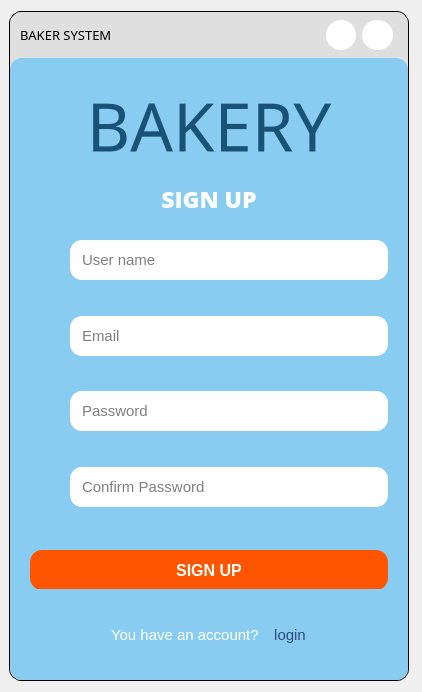
First picture: the form in UI/forms/login.ui, repository yuukun123/bakery-management-system, before the edit.
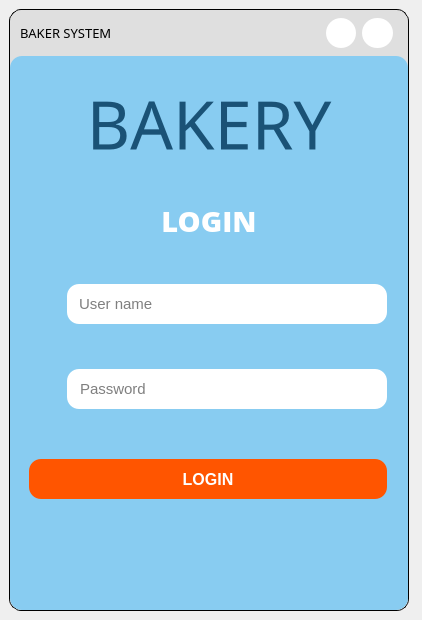
Second picture: the form after the edit. The open tabs and pages were chosen to show the change. Icons and pictures are not drawn.

```diff
--- a/UI/forms/login.ui
+++ b/UI/forms/login.ui
@@ -7,9 +7,15 @@
     <x>0</x>
     <y>0</y>
     <width>422</width>
-    <height>692</height>
+    <height>620</height>
    </rect>
   </property>
+  <property name="maximumSize">
+   <size>
+    <width>16777215</width>
+    <height>793</height>
+   </size>
+  </property>
   <property name="windowTitle">
    <string>MainWindow</string>
   </property>
@@ -26,7 +32,7 @@
       <property name="maximumSize">
        <size>
         <width>370</width>
-        <height>670</height>
+        <height>16777215</height>
        </size>
       </property>
       <property name="cursor">
@@ -390,7 +396,7 @@
                   <number>11</number>
                  </property>
                  <property name="bottomMargin">
-                  <number>120</number>
+                  <number>80</number>
                  </property>
                  <item>
                   <widget class="QWidget" name="widget_32" native="true">
@@ -761,534 +767,6 @@
               </item>
              </layout>
             </widget>
-            <widget class="QWidget" name="sign_up_page">
-             <layout class="QVBoxLayout" name="verticalLayout_7">
-              <property name="spacing">
-               <number>25</number>
-              </property>
-              <property name="leftMargin">
-               <number>0</number>
-              </property>
-              <property name="topMargin">
-               <number>0</number>
-              </property>
-              <property name="rightMargin">
-               <number>0</number>
-              </property>
-              <property name="bottomMargin">
-               <number>0</number>
-              </property>
-              <item>
-               <widget class="QLabel" name="label_11">
-                <property name="minimumSize">
-                 <size>
-                  <width>0</width>
-                  <height>0</height>
-                 </size>
-                </property>
-                <property name="font">
-                 <font>
-                  <family>Open Sans ExtraBold</family>
-                  <pointsize>17</pointsize>
-                  <weight>75</weight>
-                  <bold>true</bold>
-                 </font>
-                </property>
-                <property name="styleSheet">
-                 <string notr="true">color: rgb(255, 255, 255);</string>
-                </property>
-                <property name="text">
-                 <string>SIGN UP</string>
-                </property>
-                <property name="alignment">
-                 <set>Qt::AlignCenter</set>
-                </property>
-               </widget>
-              </item>
-              <item>
-               <widget class="QWidget" name="widget_20" native="true">
-                <layout class="QVBoxLayout" name="verticalLayout_9">
-                 <property name="spacing">
-                  <number>28</number>
-                 </property>
-                 <property name="leftMargin">
-                  <number>10</number>
-                 </property>
-                 <property name="topMargin">
-                  <number>0</number>
-                 </property>
-                 <property name="rightMargin">
-                  <number>10</number>
-                 </property>
-                 <property name="bottomMargin">
-                  <number>25</number>
-                 </property>
-                 <item>
-                  <widget class="QWidget" name="widget_21" native="true">
-                   <property name="minimumSize">
-                    <size>
-                     <width>0</width>
-                     <height>70</height>
-                    </size>
-                   </property>
-                   <layout class="QVBoxLayout" name="verticalLayout">
-                    <property name="spacing">
-                     <number>0</number>
-                    </property>
-                    <property name="leftMargin">
-                     <number>0</number>
-                    </property>
-                    <property name="topMargin">
-                     <number>0</number>
-                    </property>
-                    <property name="rightMargin">
-                     <number>0</number>
-                    </property>
-                    <property name="bottomMargin">
-                     <number>0</number>
-                    </property>
-                    <item>
-                     <layout class="QHBoxLayout" name="horizontalLayout_39">
-                      <property name="spacing">
-                       <number>8</number>
-                      </property>
-                      <property name="bottomMargin">
-                       <number>0</number>
-                      </property>
-                      <item>
-                       <widget class="QPushButton" name="pushButton_10">
-                        <property name="text">
-                         <string/>
-                        </property>
-                        <property name="icon">
-                         <iconset>
-                          <normaloff>../icons/user-64.ico</normaloff>../icons/user-64.ico</iconset>
-                        </property>
-                        <property name="iconSize">
-                         <size>
-                          <width>25</width>
-                          <height>25</height>
-                         </size>
-                        </property>
-                       </widget>
-                      </item>
-                      <item>
-                       <widget class="QLineEdit" name="username_register">
-                        <property name="minimumSize">
-                         <size>
-                          <width>0</width>
-                          <height>40</height>
-                         </size>
-                        </property>
-                        <property name="font">
-                         <font>
-                          <pointsize>-1</pointsize>
-                         </font>
-                        </property>
-                        <property name="styleSheet">
-                         <string notr="true">background-color: rgb(255, 255, 255);
-padding-left:10px;
-padding-right:10px;
-font-size: 15px;</string>
-                        </property>
-                        <property name="placeholderText">
-                         <string>User name</string>
-                        </property>
-                       </widget>
-                      </item>
-                     </layout>
-                    </item>
-                    <item>
-                     <widget class="QLabel" name="errors_1">
-                      <property name="styleSheet">
-                       <string notr="true">color: rgb(255, 0, 4);</string>
-                      </property>
-                      <property name="text">
-                       <string/>
-                      </property>
-                     </widget>
-                    </item>
-                   </layout>
-                  </widget>
-                 </item>
-                 <item>
-                  <widget class="QWidget" name="widget_22" native="true">
-                   <property name="minimumSize">
-                    <size>
-                     <width>0</width>
-                     <height>70</height>
-                    </size>
-                   </property>
-                   <layout class="QVBoxLayout" name="verticalLayout_3">
-                    <property name="spacing">
-                     <number>0</number>
-                    </property>
-                    <property name="leftMargin">
-                     <number>0</number>
-                    </property>
-                    <property name="topMargin">
-                     <number>0</number>
-                    </property>
-                    <property name="rightMargin">
-                     <number>0</number>
-                    </property>
-                    <property name="bottomMargin">
-                     <number>0</number>
-                    </property>
-                    <item>
-                     <layout class="QHBoxLayout" name="horizontalLayout_41">
-                      <property name="spacing">
-                       <number>8</number>
-                      </property>
-                      <item>
-                       <widget class="QPushButton" name="pushButton_11">
-                        <property name="text">
-                         <string/>
-                        </property>
-                        <property name="icon">
-                         <iconset>
-                          <normaloff>../icons/email-3-64.ico</normaloff>../icons/email-3-64.ico</iconset>
-                        </property>
-                        <property name="iconSize">
-                         <size>
-                          <width>25</width>
-                          <height>25</height>
-                         </size>
-                        </property>
-                       </widget>
-                      </item>
-                      <item>
-                       <widget class="QLineEdit" name="email_register">
-                        <property name="minimumSize">
-                         <size>
-                          <width>0</width>
-                          <height>40</height>
-                         </size>
-                        </property>
-                        <property name="font">
-                         <font>
-                          <pointsize>-1</pointsize>
-                         </font>
-                        </property>
-                        <property name="styleSheet">
-                         <string notr="true">background-color: rgb(255, 255, 255);
-padding-left:10px;
-padding-right:10px;
-font-size: 15px;</string>
-                        </property>
-                        <property name="placeholderText">
-                         <string>Email</string>
-                        </property>
-                       </widget>
-                      </item>
-                     </layout>
-                    </item>
-                    <item>
-                     <widget class="QLabel" name="errors_2">
-                      <property name="styleSheet">
-                       <string notr="true">color: rgb(255, 0, 4);</string>
-                      </property>
-                      <property name="text">
-                       <string/>
-                      </property>
-                     </widget>
-                    </item>
-                   </layout>
-                  </widget>
-                 </item>
-                 <item>
-                  <widget class="QWidget" name="widget_23" native="true">
-                   <property name="minimumSize">
-                    <size>
-                     <width>0</width>
-                     <height>70</height>
-                    </size>
-                   </property>
-                   <layout class="QVBoxLayout" name="verticalLayout_4">
-                    <property name="spacing">
-                     <number>0</number>
-                    </property>
-                    <property name="leftMargin">
-                     <number>0</number>
-                    </property>
-                    <property name="topMargin">
-                     <number>0</number>
-                    </property>
-                    <property name="rightMargin">
-                     <number>0</number>
-                    </property>
-                    <property name="bottomMargin">
-                     <number>0</number>
-                    </property>
-                    <item>
-                     <layout class="QHBoxLayout" name="horizontalLayout_43">
-                      <property name="spacing">
-                       <number>8</number>
-                      </property>
-                      <item>
-                       <widget class="QPushButton" name="pushButton_12">
-                        <property name="text">
-                         <string/>
-                        </property>
-                        <property name="icon">
-                         <iconset>
-                          <normaloff>../icons/key-3-64.ico</normaloff>../icons/key-3-64.ico</iconset>
-                        </property>
-                        <property name="iconSize">
-                         <size>
-                          <width>25</width>
-                          <height>25</height>
-                         </size>
-                        </property>
-                       </widget>
-                      </item>
-                      <item>
-                       <widget class="QLineEdit" name="password_register">
-                        <property name="minimumSize">
-                         <size>
-                          <width>0</width>
-                          <height>40</height>
-                         </size>
-                        </property>
-                        <property name="font">
-                         <font>
-                          <pointsize>-1</pointsize>
-                         </font>
-                        </property>
-                        <property name="styleSheet">
-                         <string notr="true">background-color: rgb(255, 255, 255);
-padding-left:10px;
-padding-right:10px;
-font-size: 15px;</string>
-                        </property>
-                        <property name="echoMode">
-                         <enum>QLineEdit::Normal</enum>
-                        </property>
-                        <property name="placeholderText">
-                         <string>Password</string>
-                        </property>
-                       </widget>
-                      </item>
-                     </layout>
-                    </item>
-                    <item>
-                     <widget class="QLabel" name="errors_3">
-                      <property name="styleSheet">
-                       <string notr="true">color: rgb(255, 0, 4);</string>
-                      </property>
-                      <property name="text">
-                       <string/>
-                      </property>
-                     </widget>
-                    </item>
-                   </layout>
-                  </widget>
-                 </item>
-                 <item>
-                  <widget class="QWidget" name="widget_24" native="true">
-                   <property name="minimumSize">
-                    <size>
-                     <width>0</width>
-                     <height>70</height>
-                    </size>
-                   </property>
-                   <layout class="QVBoxLayout" name="verticalLayout_6">
-                    <property name="spacing">
-                     <number>0</number>
-                    </property>
-                    <property name="leftMargin">
-                     <number>0</number>
-                    </property>
-                    <property name="topMargin">
-                     <number>0</number>
-                    </property>
-                    <property name="rightMargin">
-                     <number>0</number>
-                    </property>
-                    <property name="bottomMargin">
-                     <number>0</number>
-                    </property>
-                    <item>
-                     <layout class="QHBoxLayout" name="horizontalLayout_45">
-                      <property name="spacing">
-                       <number>8</number>
-                      </property>
-                      <item>
-                       <widget class="QPushButton" name="pushButton_13">
-                        <property name="text">
-                         <string/>
-                        </property>
-                        <property name="icon">
-                         <iconset>
-                          <normaloff>../icons/key-3-64.ico</normaloff>../icons/key-3-64.ico</iconset>
-                        </property>
-                        <property name="iconSize">
-                         <size>
-                          <width>25</width>
-                          <height>25</height>
-                         </size>
-                        </property>
-                       </widget>
-                      </item>
-                      <item>
-                       <widget class="QLineEdit" name="cf_password_register">
-                        <property name="minimumSize">
-                         <size>
-                          <width>0</width>
-                          <height>40</height>
-                         </size>
-                        </property>
-                        <property name="font">
-                         <font>
-                          <pointsize>-1</pointsize>
-                         </font>
-                        </property>
-                        <property name="styleSheet">
-                         <string notr="true">background-color: rgb(255, 255, 255);
-padding-left:10px;
-padding-right:10px;
-font-size: 15px;</string>
-                        </property>
-                        <property name="echoMode">
-                         <enum>QLineEdit::Normal</enum>
-                        </property>
-                        <property name="placeholderText">
-                         <string>Confirm Password</string>
-                        </property>
-                       </widget>
-                      </item>
-                     </layout>
-                    </item>
-                    <item>
-                     <widget class="QLabel" name="errors_4">
-                      <property name="styleSheet">
-                       <string notr="true">color: rgb(255, 0, 4);</string>
-                      </property>
-                      <property name="text">
-                       <string/>
-                      </property>
-                     </widget>
-                    </item>
-                   </layout>
-                  </widget>
-                 </item>
-                 <item>
-                  <widget class="QWidget" name="widget_25" native="true">
-                   <layout class="QHBoxLayout" name="horizontalLayout_46">
-                    <property name="leftMargin">
-                     <number>0</number>
-                    </property>
-                    <property name="topMargin">
-                     <number>8</number>
-                    </property>
-                    <property name="rightMargin">
-                     <number>0</number>
-                    </property>
-                    <property name="bottomMargin">
-                     <number>0</number>
-                    </property>
-                    <item>
-                     <widget class="QPushButton" name="SignUp_Btn">
-                      <property name="minimumSize">
-                       <size>
-                        <width>0</width>
-                        <height>40</height>
-                       </size>
-                      </property>
-                      <property name="font">
-                       <font>
-                        <pointsize>12</pointsize>
-                        <weight>75</weight>
-                        <bold>true</bold>
-                       </font>
-                      </property>
-                      <property name="cursor">
-                       <cursorShape>PointingHandCursor</cursorShape>
-                      </property>
-                      <property name="styleSheet">
-                       <string notr="true">QPushButton{
-	color: white;
-	background-color: rgb(255, 85, 0);
-}
-QPushButton::hover{
-	
-	background-color: rgb(180, 60, 0);
-}</string>
-                      </property>
-                      <property name="text">
-                       <string>SIGN UP</string>
-                      </property>
-                     </widget>
-                    </item>
-                   </layout>
-                  </widget>
-                 </item>
-                 <item alignment="Qt::AlignHCenter">
-                  <widget class="QWidget" name="widget_26" native="true">
-                   <layout class="QHBoxLayout" name="horizontalLayout_47">
-                    <property name="bottomMargin">
-                     <number>11</number>
-                    </property>
-                    <item>
-                     <layout class="QHBoxLayout" name="horizontalLayout_48">
-                      <property name="spacing">
-                       <number>15</number>
-                      </property>
-                      <property name="leftMargin">
-                       <number>0</number>
-                      </property>
-                      <property name="topMargin">
-                       <number>0</number>
-                      </property>
-                      <property name="rightMargin">
-                       <number>0</number>
-                      </property>
-                      <property name="bottomMargin">
-                       <number>0</number>
-                      </property>
-                      <item>
-                       <widget class="QLabel" name="label_12">
-                        <property name="font">
-                         <font>
-                          <pointsize>11</pointsize>
-                         </font>
-                        </property>
-                        <property name="styleSheet">
-                         <string notr="true">color: rgb(255, 255, 255);</string>
-                        </property>
-                        <property name="text">
-                         <string>You have an account?</string>
-                        </property>
-                       </widget>
-                      </item>
-                      <item>
-                       <widget class="QPushButton" name="login_link">
-                        <property name="font">
-                         <font>
-                          <pointsize>11</pointsize>
-                         </font>
-                        </property>
-                        <property name="cursor">
-                         <cursorShape>PointingHandCursor</cursorShape>
-                        </property>
-                        <property name="styleSheet">
-                         <string notr="true">color: rgb(48, 73, 120);</string>
-                        </property>
-                        <property name="text">
-                         <string>login</string>
-                        </property>
-                       </widget>
-                      </item>
-                     </layout>
-                    </item>
-                   </layout>
-                  </widget>
-                 </item>
-                </layout>
-               </widget>
-              </item>
-             </layout>
-            </widget>
            </widget>
           </item>
          </layout>
```
